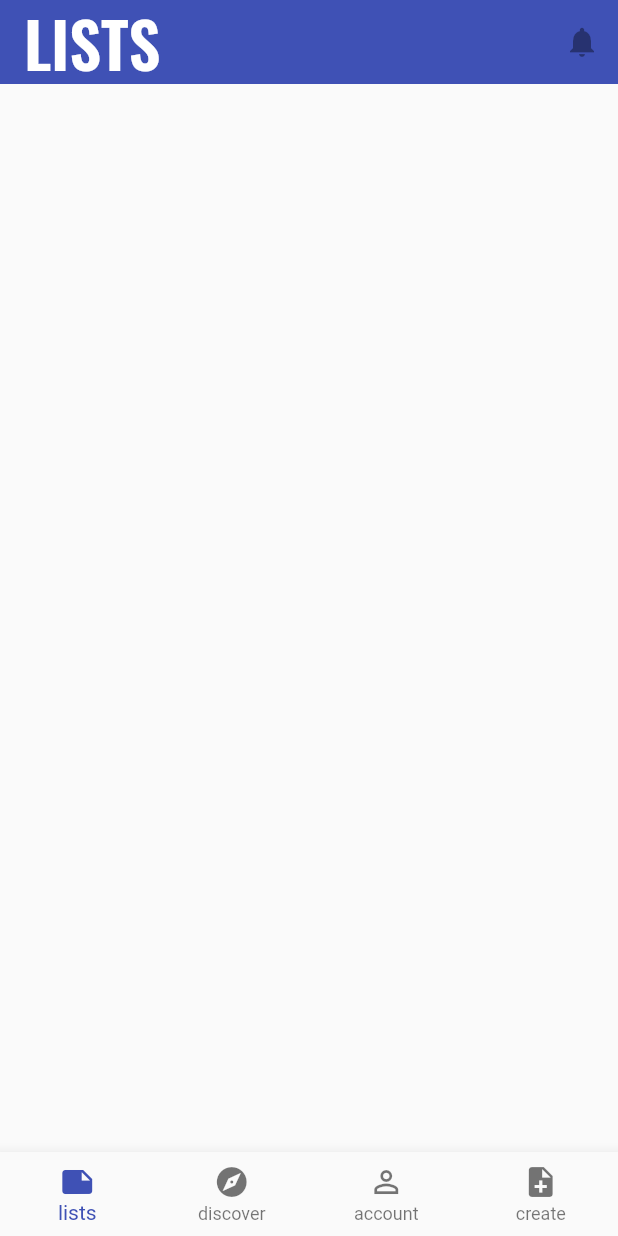
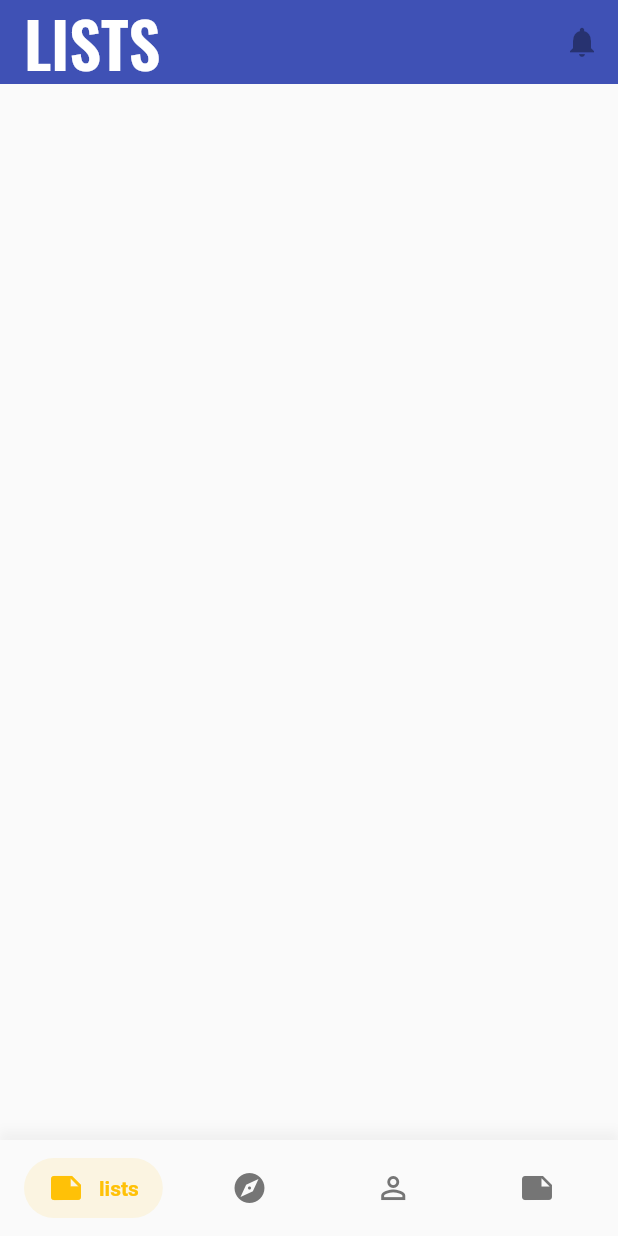
Before and after one commit to RobbeBuyle/PassionProject, a Flutter app: the screen it shows after launch, on a phone screen of 412 x 824 dp. Run offline on Flutter 3.47's test engine with Material 2 defaults, Android fonts, the phone set to English and light mode, and no system bars; our stand-ins replace flutter_mobx, mobx; generated files the repository leaves out were written again.

Commit message:
added app icons and custom nav bar, needs stationary create button

```diff
--- a/tick/lib/App.dart
+++ b/tick/lib/App.dart
@@ -3,8 +3,15 @@ import 'package:tick/screens/account_screen.dart';
 import 'package:tick/screens/create_screen.dart';
 import 'package:tick/screens/discover_screen.dart';
 import 'package:tick/screens/list_screen.dart';
+import 'package:tick/widgets/bottomNavBar.dart';
 
 class App extends StatefulWidget {
+  final List<BarItem> barItems = [
+    BarItem(text: "lists", icon: Icons.note, color: Colors.amber),
+    BarItem(text: "discover", icon: Icons.explore, color: Colors.purple),
+    BarItem(text: "account", icon: Icons.perm_identity, color: Colors.teal),
+    BarItem(text: "create", icon: Icons.note, color: Colors.pink),
+  ];
   @override
   _AppState createState() => _AppState();
 }
@@ -17,26 +24,35 @@ class _AppState extends State<App> {
     return Scaffold(
       body: [ListScreen(), DiscoverScreen(), AccountScreen(), CreateScreen()]
           .elementAt(_selectedIndex),
-      bottomNavigationBar: BottomNavigationBar(
-        items: <BottomNavigationBarItem>[
-          BottomNavigationBarItem(title: Text('lists'), icon: Icon(Icons.note)),
-          BottomNavigationBarItem(
-              title: Text('discover'), icon: Icon(Icons.explore)),
-          BottomNavigationBarItem(
-              title: Text('account'), icon: Icon(Icons.perm_identity)),
-          BottomNavigationBarItem(
-              title: Text('create'), icon: Icon(Icons.note_add)),
-        ],
-        onTap: _onBarItemTap,
-        currentIndex: _selectedIndex,
-        type: BottomNavigationBarType.fixed,
-      ),
+      bottomNavigationBar: AnimatedBottomBar(
+          barItems: widget.barItems,
+          animationDuration: const Duration(milliseconds: 200),
+          onBarTap: (index) {
+            setState(() {
+              _selectedIndex = index;
+            });
+          }),
+
+      // bottomNavigationBar: BottomNavigationBar(
+      //   items: <BottomNavigationBarItem>[
+      //     BottomNavigationBarItem(title: Text('lists'), icon: Icon(Icons.note)),
+      //     BottomNavigationBarItem(
+      //         title: Text('discover'), icon: Icon(Icons.explore)),
+      //     BottomNavigationBarItem(
+      //         title: Text('account'), icon: Icon(Icons.perm_identity)),
+      //     BottomNavigationBarItem(
+      //         title: Text('create'), icon: Icon(Icons.note_add)),
+      //   ],
+      //   onTap: _onBarItemTap,
+      //   currentIndex: _selectedIndex,
+      //   type: BottomNavigationBarType.fixed,
+      // ),
     );
   }
 
-  void _onBarItemTap(int value) {
-    setState(() {
-      _selectedIndex = value;
-    });
-  }
+  // void _onBarItemTap(int value) {
+  //   setState(() {
+  //     _selectedIndex = value;
+  //   });
+  // }
 }
--- a/tick/lib/main.dart
+++ b/tick/lib/main.dart
@@ -1,9 +1,5 @@
 import 'package:flutter/material.dart';
-import 'package:tick/screens/account_screen.dart';
-import 'package:tick/screens/create_screen.dart';
-import 'package:tick/screens/discover_screen.dart';
 import 'App.dart';
-import 'screens/list_screen.dart';
 
 void main() => runApp(MyApp());
 
--- /dev/null
+++ b/tick/lib/widgets/bottomNavBar.dart
@@ -0,0 +1,107 @@
+import 'package:flutter/material.dart';
+
+class AnimatedBottomBar extends StatefulWidget {
+  final List<BarItem> barItems;
+  final Duration animationDuration;
+  final Function onBarTap;
+
+  AnimatedBottomBar(
+      {this.barItems,
+      this.animationDuration = const Duration(milliseconds: 200),
+      this.onBarTap});
+
+  @override
+  _AnimatedBottomBarState createState() => _AnimatedBottomBarState();
+}
+
+class _AnimatedBottomBarState extends State<AnimatedBottomBar>
+    with TickerProviderStateMixin {
+  int selectedBarIndex = 0;
+
+  @override
+  Widget build(BuildContext context) {
+    return SafeArea(
+      child: Container(
+        decoration: BoxDecoration(
+          boxShadow: [
+            BoxShadow(
+              color: Colors.grey.withOpacity(0.1),
+              spreadRadius: 1,
+              blurRadius: 5,
+              offset: Offset(0, -5.0), // changes position of shadow
+            ),
+          ],
+        ),
+        child: Material(
+          child: Padding(
+            padding: const EdgeInsets.only(
+                bottom: 12.0, top: 12.0, left: 16.0, right: 16.0),
+            child: Row(
+              mainAxisSize: MainAxisSize.max,
+              mainAxisAlignment: MainAxisAlignment.spaceBetween,
+              children: _buildBarItems(),
+            ),
+          ),
+        ),
+      ),
+    );
+  }
+
+  List<Widget> _buildBarItems() {
+    List<Widget> _barItems = List();
+
+    for (int i = 0; i < widget.barItems.length; i++) {
+      BarItem item = widget.barItems[i];
+      bool isSelected = selectedBarIndex == i;
+      _barItems.add(InkWell(
+        splashColor: Colors.transparent,
+        onTap: () {
+          setState(() {
+            selectedBarIndex = i;
+            widget.onBarTap(selectedBarIndex);
+          });
+        },
+        child: AnimatedContainer(
+          padding: const EdgeInsets.symmetric(horizontal: 16.0, vertical: 8.0),
+          decoration: BoxDecoration(
+              color:
+                  isSelected ? item.color.withOpacity(0.1) : Colors.transparent,
+              borderRadius: BorderRadius.circular(30)),
+          duration: widget.animationDuration,
+          child: Row(
+            children: <Widget>[
+              Icon(
+                item.icon,
+                color: isSelected ? item.color : Colors.grey[600],
+                size: 24.0,
+              ),
+              SizedBox(
+                width: 10.0,
+              ),
+              AnimatedSize(
+                duration: widget.animationDuration,
+                curve: Curves.easeInOut,
+                vsync: this,
+                child: Text(
+                  isSelected ? item.text : "",
+                  style:
+                      TextStyle(color: item.color, fontWeight: FontWeight.w600),
+                ),
+              )
+            ],
+          ),
+        ),
+      ));
+    }
+
+    return _barItems;
+  }
+}
+
+class BarItem {
+  String text;
+  IconData icon;
+  Color color;
+
+  BarItem({this.text, this.icon, this.color});
+}
```
Also changed, not shown: 37 other files.
